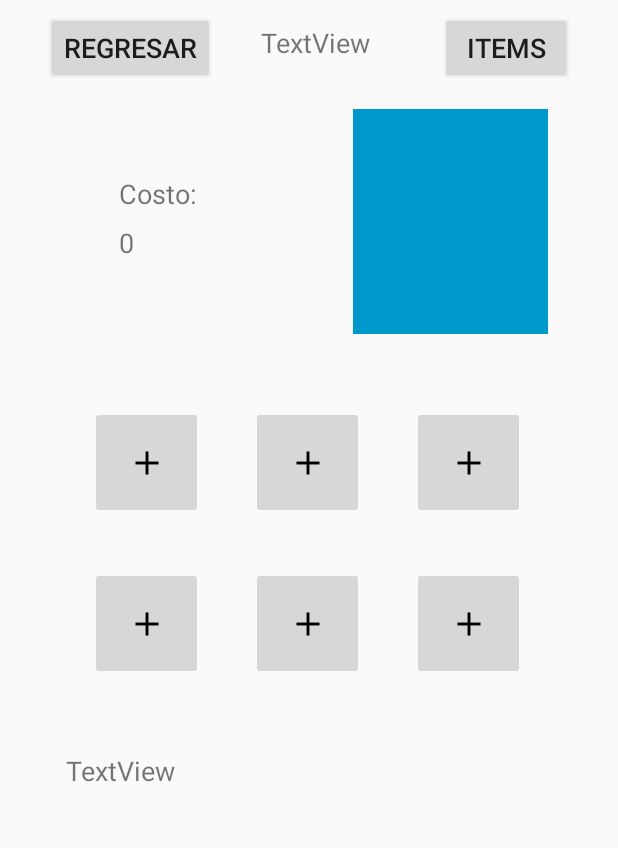
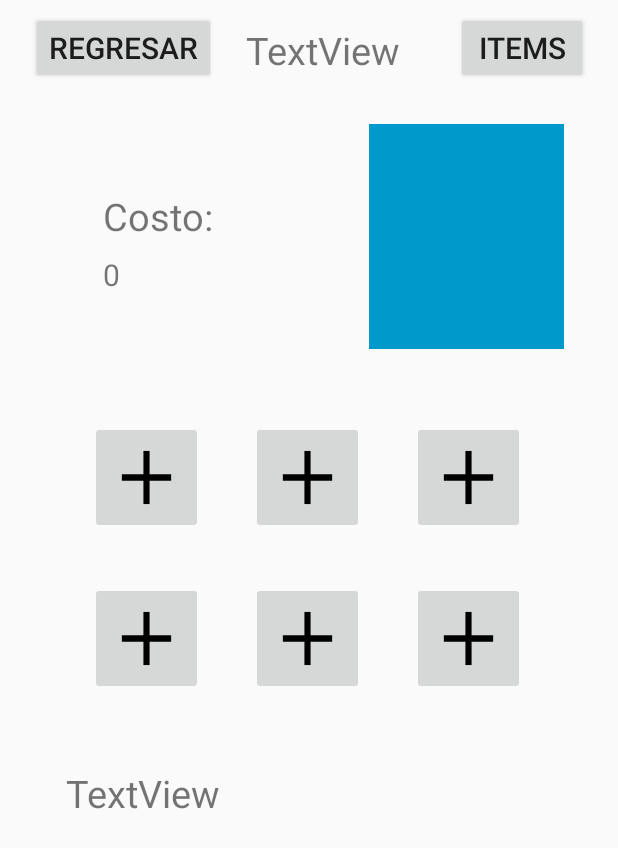
Before and after one commit to ChrisR1999/Smite, an Android app: the layout activity_build_maker.xml on its own in the app's theme, with its tools: preview values and no code run, on a phone screen of 412 x 824 dp. Shown: the top 848 px of the screen. Run offline under Robolectric (Android 15) with nearby library versions, the phone set to English and light mode, and no system bars.

Commit message:
Random Build y Build Maker ya son funcionales, solo falta darles diseño :D

```diff
--- a/app/src/main/AndroidManifest.xml
+++ b/app/src/main/AndroidManifest.xml
@@ -11,7 +11,7 @@
         android:roundIcon="@mipmap/perdongato"
         android:supportsRtl="true"
         android:theme="@style/MyMaterialTheme">
-        <activity android:name=".BuildMaker">
+        <activity android:name=".itemRandom">
             <intent-filter>
                 <action android:name="android.intent.action.MAIN" />
 
@@ -21,7 +21,7 @@
         <activity android:name=".Buscar" />
         <activity android:name=".Smiteguru" />
         <activity android:name=".PaginaWeb" />
-        <activity android:name=".itemRandom" />
+        <activity android:name=".BuildMaker" />
         <activity android:name=".MainActivity" />
         <activity android:name=".DotosDeLosItems"></activity>
     </application>
--- a/app/src/main/java/com/arturo/linearyscrollbar/itemRandom.java
+++ b/app/src/main/java/com/arturo/linearyscrollbar/itemRandom.java
@@ -37,7 +37,7 @@ public class itemRandom extends AppCompatActivity {
     protected void onCreate(Bundle savedInstanceState) {
         super.onCreate(savedInstanceState);
         setContentView(R.layout.activity_item_random);
-       // initComponents();
+        initComponents();
 
         MobileAds.initialize(this, "ca-app-pub-5146175048698339~6692980600");
         mAdView = findViewById(R.id.adViewRandom);
@@ -92,6 +92,7 @@ public class itemRandom extends AppCompatActivity {
         ln1.addView(godImage);
         ln3.addView(regreso);
         ln3.addView(godNameTitle);
+        ln2.addView(ln1);
         ln2.addView(itemDivider);
         ln2.addView(linearItem);
         rollItems();
@@ -109,7 +110,7 @@ public class itemRandom extends AppCompatActivity {
     private void rollItems(){
         Intent intent = getIntent();
         ControladorItemsRandom controlador = new ControladorItemsRandom(this);
-        modelo = controlador.getAllRandomItems(intent.getStringExtra("type"));
+        modelo = controlador.getAllRandomItems("magico");
         linearItem.removeAllViews();
         for (int i = 0; i < 6 ; i++){
             final ImageButton image = new ImageButton(this);
--- a/app/src/main/res/layout/activity_build_maker.xml
+++ b/app/src/main/res/layout/activity_build_maker.xml
@@ -25,7 +25,7 @@
                 android:layout_marginStart="16dp"
                 android:layout_marginTop="16dp"
                 android:text="TextView"
-                android:textSize="18sp"
+                android:textSize="25sp"
                 app:layout_constraintEnd_toStartOf="@+id/button5"
                 app:layout_constraintStart_toEndOf="@+id/button4"
                 app:layout_constraintTop_toTopOf="parent" />
@@ -37,7 +37,7 @@
                 android:layout_marginStart="16dp"
                 android:layout_marginTop="8dp"
                 android:text="@string/regresar"
-                android:textSize="18sp"
+                android:textSize="20sp"
                 app:layout_constraintEnd_toStartOf="@+id/godBuildTitle"
                 app:layout_constraintStart_toStartOf="parent"
                 app:layout_constraintTop_toTopOf="parent" />
@@ -50,7 +50,7 @@
                 android:layout_marginStart="16dp"
                 android:layout_marginTop="8dp"
                 android:text="@string/items"
-                android:textSize="18sp"
+                android:textSize="20sp"
                 app:layout_constraintEnd_toEndOf="parent"
                 app:layout_constraintStart_toEndOf="@+id/godBuildTitle"
                 app:layout_constraintTop_toTopOf="parent" />
@@ -84,6 +84,7 @@
                     android:layout_width="75dp"
                     android:layout_height="75dp"
                     android:layout_margin="16dp"
+                    android:scaleType="fitXY"
                     android:src="@drawable/ic_if_plus" />
 
                 <ImageButton
@@ -91,6 +92,7 @@
                     android:layout_width="75dp"
                     android:layout_height="75dp"
                     android:layout_margin="16dp"
+                    android:scaleType="fitXY"
                     android:src="@drawable/ic_if_plus" />
 
                 <ImageButton
@@ -98,6 +100,7 @@
                     android:layout_width="75dp"
                     android:layout_height="75dp"
                     android:layout_margin="16dp"
+                    android:scaleType="fitXY"
                     android:src="@drawable/ic_if_plus" />
 
                 <ImageButton
@@ -105,6 +108,7 @@
                     android:layout_width="75dp"
                     android:layout_height="75dp"
                     android:layout_margin="16dp"
+                    android:scaleType="fitXY"
                     android:src="@drawable/ic_if_plus" />
 
                 <ImageButton
@@ -112,6 +116,7 @@
                     android:layout_width="75dp"
                     android:layout_height="75dp"
                     android:layout_margin="16dp"
+                    android:scaleType="fitXY"
                     android:src="@drawable/ic_if_plus" />
 
                 <ImageButton
@@ -119,6 +124,7 @@
                     android:layout_width="75dp"
                     android:layout_height="75dp"
                     android:layout_margin="16dp"
+                    android:scaleType="fitXY"
                     android:src="@drawable/ic_if_plus" />
 
             </android.support.v7.widget.GridLayout>
@@ -131,7 +137,7 @@
                 android:layout_marginStart="8dp"
                 android:layout_marginTop="76dp"
                 android:text="@string/costo"
-                android:textSize="18sp"
+                android:textSize="25sp"
                 app:layout_constraintEnd_toStartOf="@+id/godBuildImage"
                 app:layout_constraintStart_toStartOf="@+id/button4"
                 app:layout_constraintTop_toBottomOf="@+id/godBuildTitle" />
@@ -142,7 +148,7 @@
                 android:layout_height="wrap_content"
                 android:layout_marginTop="8dp"
                 android:text="0"
-                android:textSize="18sp"
+                android:textSize="20sp"
                 app:layout_constraintStart_toStartOf="@+id/textView2"
                 app:layout_constraintTop_toBottomOf="@+id/textView2" />
 
@@ -152,7 +158,7 @@
                 android:layout_height="wrap_content"
                 android:layout_marginTop="32dp"
                 android:text="TextView"
-                android:textSize="18sp"
+                android:textSize="25sp"
                 app:layout_constraintEnd_toEndOf="@+id/gridLayout"
                 app:layout_constraintHorizontal_bias="0.0"
                 app:layout_constraintStart_toStartOf="@+id/gridLayout"
```
Also changed, not shown: app/src/main/java/com/arturo/linearyscrollbar/BuildMaker.java (+52 -30 lines), app/src/main/java/com/arturo/linearyscrollbar/Controladores/ControladorItemsRandom.java (+49 -6 lines), app/src/main/res/layout/activity_item_random.xml (+0 -8 lines).
